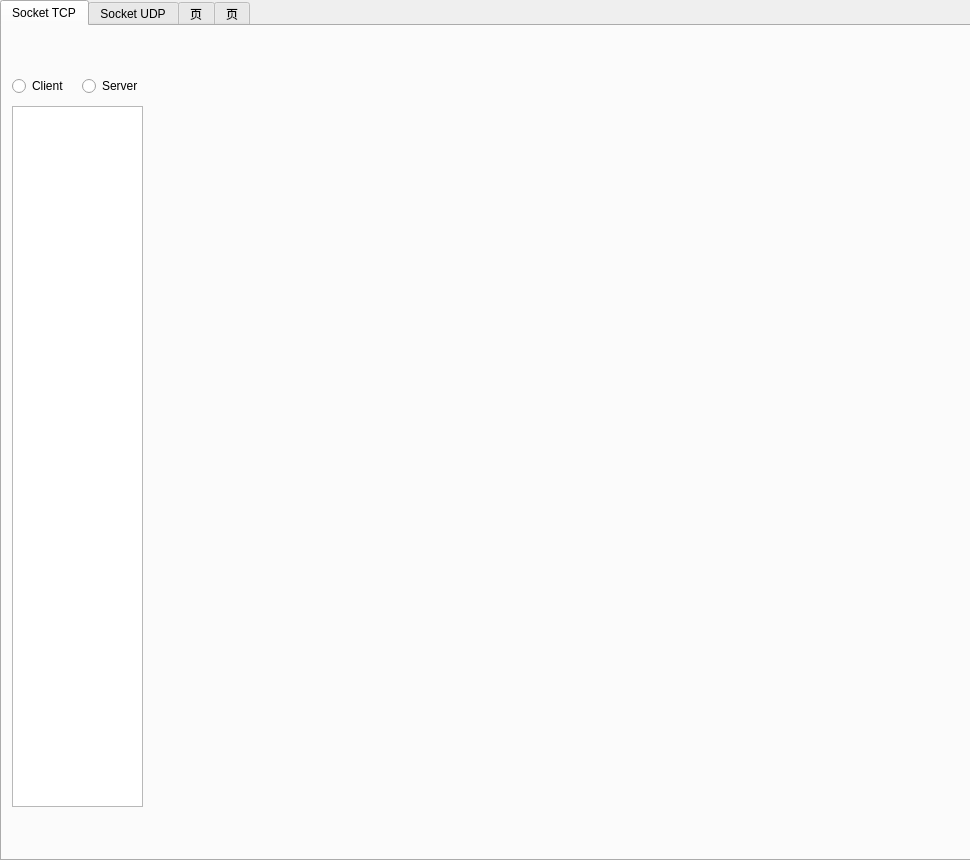
Above: PythonProjects/OmronOfficeSystem/communication/CommunicationUi.ui from MmMmMqianq/OmronOfficeSystem before the change. Below: the same form after it.
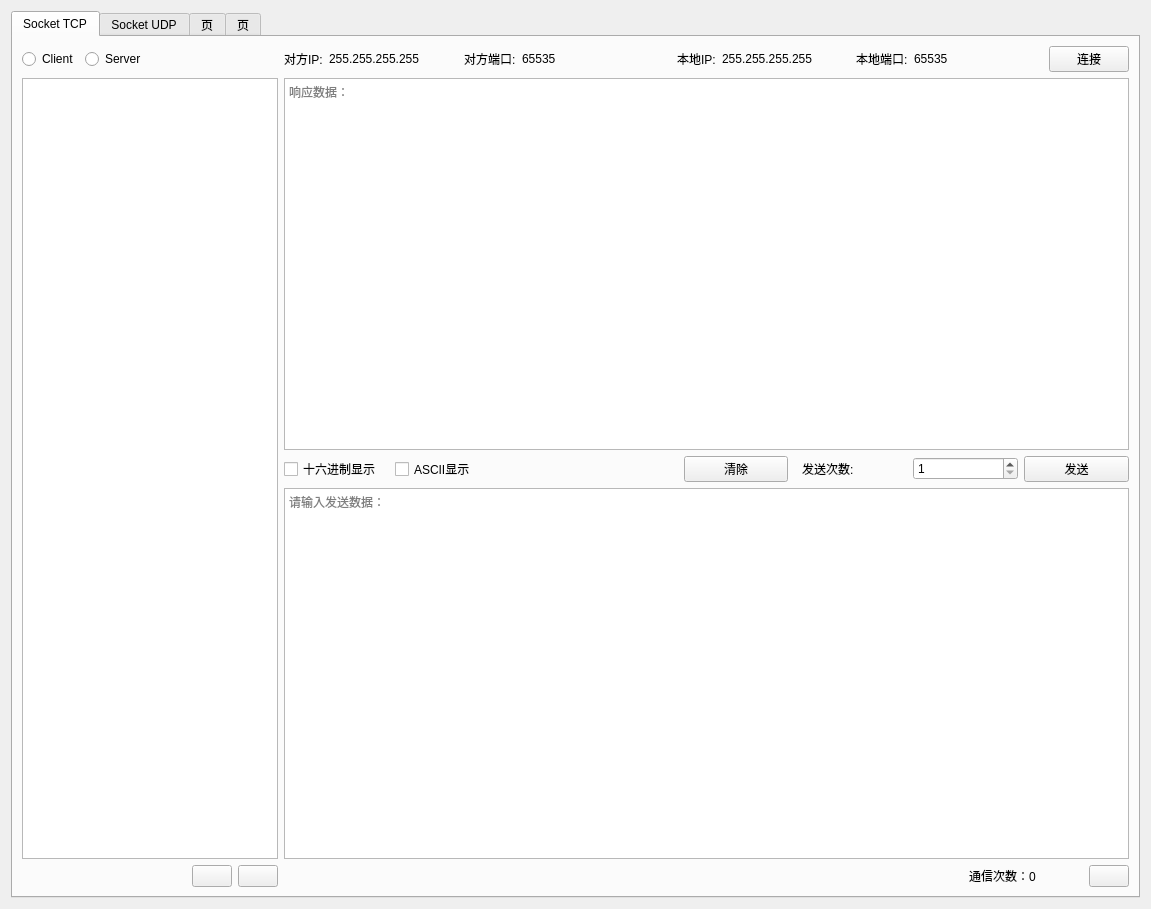
That is the form after the change. Icons and pictures are not drawn.

```diff
--- a/PythonProjects/OmronOfficeSystem/communication/CommunicationUi.ui
+++ b/PythonProjects/OmronOfficeSystem/communication/CommunicationUi.ui
@@ -6,85 +6,452 @@
    <rect>
     <x>0</x>
     <y>0</y>
-    <width>970</width>
-    <height>860</height>
+    <width>1151</width>
+    <height>909</height>
    </rect>
   </property>
   <property name="windowTitle">
    <string>Form</string>
   </property>
-  <widget class="QTabWidget" name="tabWidget">
-   <property name="geometry">
-    <rect>
-     <x>0</x>
-     <y>0</y>
-     <width>971</width>
-     <height>861</height>
-    </rect>
-   </property>
-   <property name="tabShape">
-    <enum>QTabWidget::Rounded</enum>
-   </property>
-   <property name="currentIndex">
-    <number>0</number>
-   </property>
-   <widget class="QWidget" name="tab">
-    <attribute name="title">
-     <string>Socket TCP</string>
-    </attribute>
-    <widget class="QRadioButton" name="radioButton">
-     <property name="geometry">
-      <rect>
-       <x>10</x>
-       <y>50</y>
-       <width>61</width>
-       <height>20</height>
-      </rect>
+  <layout class="QHBoxLayout" name="horizontalLayout">
+   <item>
+    <widget class="QTabWidget" name="tabWidget">
+     <property name="tabShape">
+      <enum>QTabWidget::Rounded</enum>
      </property>
-     <property name="text">
-      <string>Client</string>
+     <property name="currentIndex">
+      <number>0</number>
      </property>
+     <widget class="QWidget" name="tab">
+      <attribute name="title">
+       <string>Socket TCP</string>
+      </attribute>
+      <layout class="QVBoxLayout" name="verticalLayout">
+       <item>
+        <layout class="QGridLayout" name="gridLayout">
+         <property name="horizontalSpacing">
+          <number>-1</number>
+         </property>
+         <item row="0" column="0" colspan="2">
+          <layout class="QHBoxLayout" name="horizontalLayout_2" stretch="0,0">
+           <property name="spacing">
+            <number>-1</number>
+           </property>
+           <property name="sizeConstraint">
+            <enum>QLayout::SetDefaultConstraint</enum>
+           </property>
+           <property name="topMargin">
+            <number>0</number>
+           </property>
+           <item>
+            <widget class="QRadioButton" name="clientBtn">
+             <property name="sizePolicy">
+              <sizepolicy hsizetype="Fixed" vsizetype="Fixed">
+               <horstretch>0</horstretch>
+               <verstretch>0</verstretch>
+              </sizepolicy>
+             </property>
+             <property name="layoutDirection">
+              <enum>Qt::LeftToRight</enum>
+             </property>
+             <property name="text">
+              <string>Client</string>
+             </property>
+             <attribute name="buttonGroup">
+              <string notr="true">CSGroup</string>
+             </attribute>
+            </widget>
+           </item>
+           <item>
+            <widget class="QRadioButton" name="serverBtn">
+             <property name="sizePolicy">
+              <sizepolicy hsizetype="Minimum" vsizetype="Fixed">
+               <horstretch>0</horstretch>
+               <verstretch>0</verstretch>
+              </sizepolicy>
+             </property>
+             <property name="text">
+              <string>Server</string>
+             </property>
+             <attribute name="buttonGroup">
+              <string notr="true">CSGroup</string>
+             </attribute>
+            </widget>
+           </item>
+          </layout>
+         </item>
+         <item row="4" column="1">
+          <layout class="QHBoxLayout" name="horizontalLayout_5">
+           <property name="spacing">
+            <number>-1</number>
+           </property>
+           <item>
+            <widget class="QPushButton" name="minusBtn">
+             <property name="sizePolicy">
+              <sizepolicy hsizetype="Fixed" vsizetype="Fixed">
+               <horstretch>0</horstretch>
+               <verstretch>0</verstretch>
+              </sizepolicy>
+             </property>
+             <property name="toolTip">
+              <string>删除客户端/服务器</string>
+             </property>
+             <property name="text">
+              <string/>
+             </property>
+             <property name="icon">
+              <iconset>
+               <normaloff>images/minus.png</normaloff>images/minus.png</iconset>
+             </property>
+            </widget>
+           </item>
+           <item>
+            <widget class="QPushButton" name="plusBtn">
+             <property name="sizePolicy">
+              <sizepolicy hsizetype="Fixed" vsizetype="Fixed">
+               <horstretch>0</horstretch>
+               <verstretch>0</verstretch>
+              </sizepolicy>
+             </property>
+             <property name="baseSize">
+              <size>
+               <width>0</width>
+               <height>0</height>
+              </size>
+             </property>
+             <property name="toolTip">
+              <string>增加客户端/服务器</string>
+             </property>
+             <property name="text">
+              <string/>
+             </property>
+             <property name="icon">
+              <iconset>
+               <normaloff>images/plus.png</normaloff>images/plus.png</iconset>
+             </property>
+             <property name="iconSize">
+              <size>
+               <width>16</width>
+               <height>16</height>
+              </size>
+             </property>
+            </widget>
+           </item>
+          </layout>
+         </item>
+         <item row="4" column="4">
+          <widget class="QPushButton" name="settingBtn">
+           <property name="text">
+            <string/>
+           </property>
+           <property name="icon">
+            <iconset>
+             <normaloff>images/cog.png</normaloff>images/cog.png</iconset>
+           </property>
+          </widget>
+         </item>
+         <item row="1" column="0" rowspan="3" colspan="2">
+          <widget class="QListWidget" name="CSList"/>
+         </item>
+         <item row="4" column="0">
+          <spacer name="horizontalSpacer_6">
+           <property name="orientation">
+            <enum>Qt::Horizontal</enum>
+           </property>
+           <property name="sizeType">
+            <enum>QSizePolicy::Fixed</enum>
+           </property>
+           <property name="sizeHint" stdset="0">
+            <size>
+             <width>103</width>
+             <height>20</height>
+            </size>
+           </property>
+          </spacer>
+         </item>
+         <item row="4" column="2">
+          <spacer name="horizontalSpacer_2">
+           <property name="orientation">
+            <enum>Qt::Horizontal</enum>
+           </property>
+           <property name="sizeHint" stdset="0">
+            <size>
+             <width>168</width>
+             <height>20</height>
+            </size>
+           </property>
+          </spacer>
+         </item>
+         <item row="2" column="2" colspan="3">
+          <layout class="QHBoxLayout" name="horizontalLayout_3">
+           <property name="leftMargin">
+            <number>0</number>
+           </property>
+           <property name="topMargin">
+            <number>0</number>
+           </property>
+           <item>
+            <widget class="QCheckBox" name="hexBtn">
+             <property name="toolTip">
+              <string>可多选</string>
+             </property>
+             <property name="text">
+              <string>十六进制显示</string>
+             </property>
+             <attribute name="buttonGroup">
+              <string notr="true">DataTypeGroup</string>
+             </attribute>
+            </widget>
+           </item>
+           <item>
+            <widget class="QCheckBox" name="ascBtn">
+             <property name="toolTip">
+              <string>可多选</string>
+             </property>
+             <property name="text">
+              <string>ASCII显示</string>
+             </property>
+             <attribute name="buttonGroup">
+              <string notr="true">DataTypeGroup</string>
+             </attribute>
+            </widget>
+           </item>
+           <item>
+            <spacer name="horizontalSpacer">
+             <property name="orientation">
+              <enum>Qt::Horizontal</enum>
+             </property>
+             <property name="sizeType">
+              <enum>QSizePolicy::Fixed</enum>
+             </property>
+             <property name="sizeHint" stdset="0">
+              <size>
+               <width>178</width>
+               <height>20</height>
+              </size>
+             </property>
+            </spacer>
+           </item>
+           <item>
+            <widget class="QPushButton" name="clearBtn">
+             <property name="sizePolicy">
+              <sizepolicy hsizetype="Minimum" vsizetype="Fixed">
+               <horstretch>0</horstretch>
+               <verstretch>0</verstretch>
+              </sizepolicy>
+             </property>
+             <property name="toolTip">
+              <string>清空响应数据</string>
+             </property>
+             <property name="text">
+              <string>清除</string>
+             </property>
+            </widget>
+           </item>
+           <item>
+            <spacer name="horizontalSpacer_7">
+             <property name="orientation">
+              <enum>Qt::Horizontal</enum>
+             </property>
+             <property name="sizeType">
+              <enum>QSizePolicy::Fixed</enum>
+             </property>
+             <property name="sizeHint" stdset="0">
+              <size>
+               <width>8</width>
+               <height>20</height>
+              </size>
+             </property>
+            </spacer>
+           </item>
+           <item>
+            <widget class="QLabel" name="label_10">
+             <property name="text">
+              <string>发送次数:</string>
+             </property>
+            </widget>
+           </item>
+           <item>
+            <widget class="QSpinBox" name="frequenceSB">
+             <property name="toolTip">
+              <string>范围:1-9999</string>
+             </property>
+             <property name="minimum">
+              <number>1</number>
+             </property>
+             <property name="maximum">
+              <number>9999</number>
+             </property>
+            </widget>
+           </item>
+           <item>
+            <widget class="QPushButton" name="sendBtn">
+             <property name="text">
+              <string>发送</string>
+             </property>
+            </widget>
+           </item>
+          </layout>
+         </item>
+         <item row="0" column="2" colspan="3">
+          <layout class="QHBoxLayout" name="horizontalLayout_4">
+           <item>
+            <widget class="QLabel" name="targetIPLab">
+             <property name="sizePolicy">
+              <sizepolicy hsizetype="Fixed" vsizetype="Preferred">
+               <horstretch>0</horstretch>
+               <verstretch>0</verstretch>
+              </sizepolicy>
+             </property>
+             <property name="text">
+              <string>对方IP:</string>
+             </property>
+            </widget>
+           </item>
+           <item>
+            <widget class="QLabel" name="label">
+             <property name="text">
+              <string>255.255.255.255</string>
+             </property>
+            </widget>
+           </item>
+           <item>
+            <widget class="QLabel" name="targetPortLab">
+             <property name="sizePolicy">
+              <sizepolicy hsizetype="Fixed" vsizetype="Preferred">
+               <horstretch>0</horstretch>
+               <verstretch>0</verstretch>
+              </sizepolicy>
+             </property>
+             <property name="text">
+              <string>对方端口:</string>
+             </property>
+            </widget>
+           </item>
+           <item>
+            <widget class="QLabel" name="label_2">
+             <property name="text">
+              <string>65535</string>
+             </property>
+            </widget>
+           </item>
+           <item>
+            <spacer name="horizontalSpacer_3">
+             <property name="orientation">
+              <enum>Qt::Horizontal</enum>
+             </property>
+             <property name="sizeType">
+              <enum>QSizePolicy::Fixed</enum>
+             </property>
+             <property name="sizeHint" stdset="0">
+              <size>
+               <width>20</width>
+               <height>20</height>
+              </size>
+             </property>
+            </spacer>
+           </item>
+           <item>
+            <widget class="QLabel" name="localIPLab">
+             <property name="sizePolicy">
+              <sizepolicy hsizetype="Fixed" vsizetype="Preferred">
+               <horstretch>0</horstretch>
+               <verstretch>0</verstretch>
+              </sizepolicy>
+             </property>
+             <property name="text">
+              <string>本地IP:</string>
+             </property>
+            </widget>
+           </item>
+           <item>
+            <widget class="QLabel" name="label_3">
+             <property name="text">
+              <string>255.255.255.255</string>
+             </property>
+            </widget>
+           </item>
+           <item>
+            <widget class="QLabel" name="localPortLab">
+             <property name="sizePolicy">
+              <sizepolicy hsizetype="Fixed" vsizetype="Preferred">
+               <horstretch>0</horstretch>
+               <verstretch>0</verstretch>
+              </sizepolicy>
+             </property>
+             <property name="text">
+              <string>本地端口:</string>
+             </property>
+            </widget>
+           </item>
+           <item>
+            <widget class="QLabel" name="label_4">
+             <property name="text">
+              <string>65535</string>
+             </property>
+            </widget>
+           </item>
+           <item>
+            <widget class="QPushButton" name="connectBtn">
+             <property name="sizePolicy">
+              <sizepolicy hsizetype="Fixed" vsizetype="Fixed">
+               <horstretch>0</horstretch>
+               <verstretch>0</verstretch>
+              </sizepolicy>
+             </property>
+             <property name="text">
+              <string>连接</string>
+             </property>
+            </widget>
+           </item>
+          </layout>
+         </item>
+         <item row="1" column="2" colspan="3">
+          <widget class="QTextEdit" name="recvTextEdit">
+           <property name="placeholderText">
+            <string>响应数据：</string>
+           </property>
+          </widget>
+         </item>
+         <item row="3" column="2" colspan="3">
+          <widget class="QTextEdit" name="sendTextEdit">
+           <property name="readOnly">
+            <bool>false</bool>
+           </property>
+           <property name="placeholderText">
+            <string>请输入发送数据：</string>
+           </property>
+          </widget>
+         </item>
+         <item row="4" column="3">
+          <widget class="QLabel" name="label_9">
+           <property name="text">
+            <string>通信次数：0              </string>
+           </property>
+          </widget>
+         </item>
+        </layout>
+       </item>
+      </layout>
+     </widget>
+     <widget class="QWidget" name="tab_2">
+      <attribute name="title">
+       <string>Socket UDP</string>
+      </attribute>
+     </widget>
+     <widget class="QWidget" name="tab_3">
+      <attribute name="title">
+       <string>页</string>
+      </attribute>
+     </widget>
+     <widget class="QWidget" name="tab_4">
+      <attribute name="title">
+       <string>页</string>
+      </attribute>
+     </widget>
     </widget>
-    <widget class="QRadioButton" name="radioButton_2">
-     <property name="geometry">
-      <rect>
-       <x>80</x>
-       <y>50</y>
-       <width>99</width>
-       <height>20</height>
-      </rect>
-     </property>
-     <property name="text">
-      <string>Server</string>
-     </property>
-    </widget>
-    <widget class="QListWidget" name="listWidget">
-     <property name="geometry">
-      <rect>
-       <x>10</x>
-       <y>80</y>
-       <width>131</width>
-       <height>701</height>
-      </rect>
-     </property>
-    </widget>
-   </widget>
-   <widget class="QWidget" name="tab_2">
-    <attribute name="title">
-     <string>Socket UDP</string>
-    </attribute>
-   </widget>
-   <widget class="QWidget" name="tab_3">
-    <attribute name="title">
-     <string>页</string>
-    </attribute>
-   </widget>
-   <widget class="QWidget" name="tab_4">
-    <attribute name="title">
-     <string>页</string>
-    </attribute>
-   </widget>
-  </widget>
+   </item>
+  </layout>
  </widget>
  <resources/>
  <connections/>
```
Left out of the diff: 8 changed lines with no effect on the pictures.
